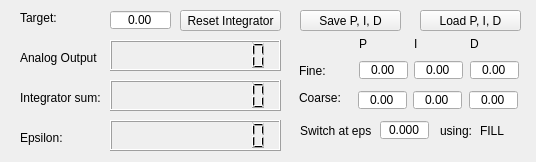
Old version of the form gui_w_cfgPID.ui in the repository usnistgov/legokibblebalance.
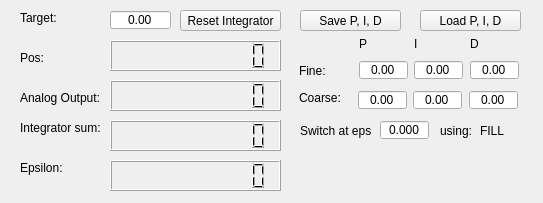
New version of the form.

Commit message: changed gui_w_cfgPID.ui with designer

What changed in the file:
```diff
--- a/gui_w_cfgPID.ui
+++ b/gui_w_cfgPID.ui
@@ -6,8 +6,8 @@
    <rect>
     <x>0</x>
     <y>0</y>
-    <width>536</width>
-    <height>162</height>
+    <width>543</width>
+    <height>203</height>
    </rect>
   </property>
   <property name="windowTitle">
@@ -18,7 +18,7 @@
     <property name="geometry">
      <rect>
       <x>20</x>
-      <y>130</y>
+      <y>160</y>
       <width>81</width>
       <height>16</height>
      </rect>
@@ -207,7 +207,7 @@
     <property name="geometry">
      <rect>
       <x>110</x>
-      <y>80</y>
+      <y>120</y>
       <width>171</width>
       <height>31</height>
      </rect>
@@ -322,7 +322,7 @@
     <property name="geometry">
      <rect>
       <x>110</x>
-      <y>120</y>
+      <y>160</y>
       <width>171</width>
       <height>31</height>
      </rect>
@@ -436,7 +436,7 @@
     <property name="geometry">
      <rect>
       <x>20</x>
-      <y>90</y>
+      <y>120</y>
       <width>81</width>
       <height>16</height>
      </rect>
@@ -449,7 +449,7 @@
     <property name="geometry">
      <rect>
       <x>110</x>
-      <y>40</y>
+      <y>80</y>
       <width>171</width>
       <height>31</height>
      </rect>
@@ -462,13 +462,13 @@
     <property name="geometry">
      <rect>
       <x>20</x>
-      <y>50</y>
+      <y>90</y>
       <width>81</width>
       <height>16</height>
      </rect>
     </property>
     <property name="text">
-     <string>Analog Output</string>
+     <string>Analog Output:</string>
     </property>
    </widget>
    <widget class="QPushButton" name="BTN_resetIntegrator">
@@ -484,6 +484,32 @@
      <string>Reset Integrator</string>
     </property>
    </widget>
+   <widget class="QLCDNumber" name="LCD_AO1_2">
+    <property name="geometry">
+     <rect>
+      <x>110</x>
+      <y>40</y>
+      <width>171</width>
+      <height>31</height>
+     </rect>
+    </property>
+    <property name="digitCount">
+     <number>10</number>
+    </property>
+   </widget>
+   <widget class="QLabel" name="label_12">
+    <property name="geometry">
+     <rect>
+      <x>20</x>
+      <y>50</y>
+      <width>81</width>
+      <height>16</height>
+     </rect>
+    </property>
+    <property name="text">
+     <string>Pos:</string>
+    </property>
+   </widget>
   </widget>
  </widget>
  <resources/>
```
The commit also changes 1 other file.
